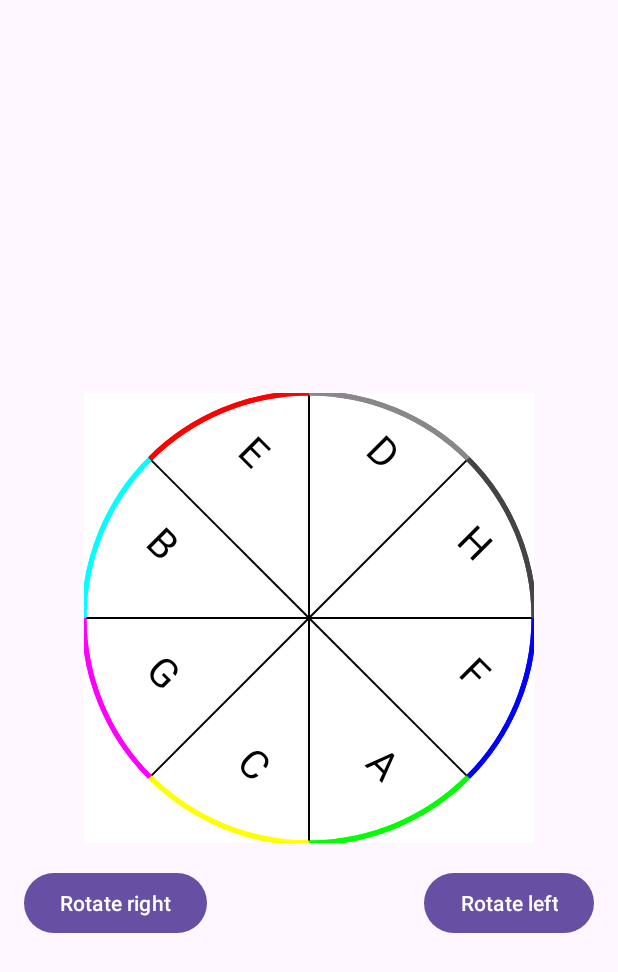
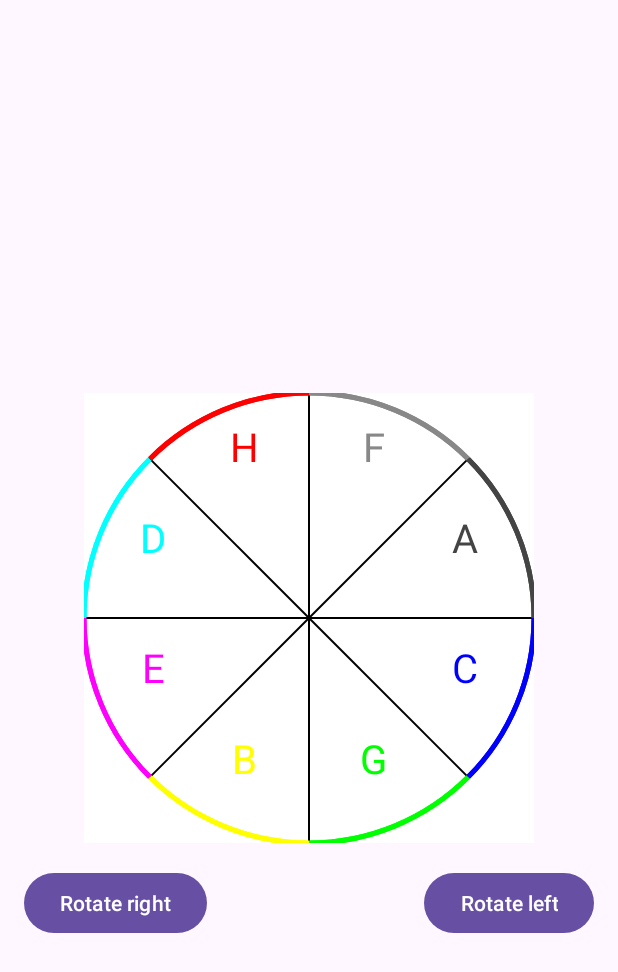
Before and after one commit to alanoudnasser/graphicalPassword, an Android app: the screen it shows after launch (MainActivity), after a tap on "Rotate right", on a phone screen of 412 x 824 dp. Shown: the top 972 px of the screen. Run offline under Robolectric (Android 15) with nearby library versions, the phone set to English and light mode, and no system bars.

Commit message:
display selected letter into text view + one color

```diff
--- a/app/src/main/java/com/example/graphpassword/MainActivity.java
+++ b/app/src/main/java/com/example/graphpassword/MainActivity.java
@@ -3,15 +3,18 @@ package com.example.graphpassword;
 import androidx.appcompat.app.AppCompatActivity;
 import android.os.Bundle;
 import android.view.View;
+import android.widget.TextView;
 
 public class MainActivity extends AppCompatActivity {
+    private TextView textView;
     private WheelView wheelView;
     @Override
     protected void onCreate(Bundle savedInstanceState) {
         super.onCreate(savedInstanceState);
         setContentView(R.layout.activity_main);
-
+        textView = findViewById(R.id.textView);
         wheelView = findViewById(R.id.wheelView);
+        wheelView.setTextView(textView); // Set the TextView in the WheelView
     }
 
     public void rotateClockwise(View view) {
--- a/app/src/main/java/com/example/graphpassword/WheelView.java
+++ b/app/src/main/java/com/example/graphpassword/WheelView.java
@@ -1,4 +1,5 @@
 package com.example.graphpassword;
+import android.animation.ValueAnimator;
 import android.content.Context;
 import android.graphics.Canvas;
 import android.graphics.Color;
@@ -8,6 +9,7 @@ import android.graphics.RectF;
 import android.util.AttributeSet;
 import android.view.MotionEvent;
 import android.view.View;
+import android.widget.TextView;
 import android.widget.Toast;
 
 import java.util.ArrayList;
@@ -38,11 +40,17 @@ public class WheelView extends View {
     private RectF sectorRect;
     private float rotationAngle;
     private int selectedSector = -1;
+    private TextView textView;
 
     public WheelView(Context context) {
         super(context);
         init();
     }
+
+    public void setTextView(TextView textView) {
+        this.textView = textView;
+    }
+
 
     public WheelView(Context context, AttributeSet attrs) {
         super(context, attrs);
@@ -97,6 +105,9 @@ public class WheelView extends View {
             int endAngle = startAngle + sweepAngle;
 
             edgePaint.setColor(SECTOR_COLORS[i % SECTOR_COLORS.length]);
+            for(int c=0;c<=8;c++) {
+
+
 
                 sectorRect.set(
                         width / 2 - radius,
@@ -104,7 +115,7 @@ public class WheelView extends View {
                         width / 2 + radius,
                         height / 2 + radius
                 );
-
+            }
             canvas.drawArc(sectorRect, startAngle, sweepAngle, false, edgePaint);
 
             linePaint.setColor(Color.BLACK);
@@ -117,13 +128,16 @@ public class WheelView extends View {
             float centerX = width / 2f;
             float centerY = height / 2f;
             float angle = (startAngle + endAngle) / 2f;
-            float x = centerX + (float) (radius * 0.75 * Math.cos(Math.toRadians(angle)));
-            float y = centerY + (float) (radius * 0.75 * Math.sin(Math.toRadians(angle)));
 
-            canvas.save();
-            canvas.rotate(rotationAngle, centerX, centerY);
+            float x = centerX + (float) (radius * 0.75 * Math.cos(Math.toRadians(angle - rotationAngle)));
+            float y = centerY + (float) (radius * 0.75 * Math.sin(Math.toRadians(angle - rotationAngle)));
+
+            // Calculate the index for the color based on the current angle and update the letter color
+            int colorIndex = (i + (NUM_SECTORS - (int)(rotationAngle / (360 / NUM_SECTORS)))) % NUM_SECTORS;
+            textPaint.setColor(SECTOR_COLORS[colorIndex % SECTOR_COLORS.length]);
+
+            // Draw the letters with updated positions and colors according to the current rotation angle
             canvas.drawText(ALPHABETS[i], x, y, textPaint);
-            canvas.restore();
 
             float lineStartX = width / 2f;
             float lineStartY = height / 2f;
@@ -144,28 +158,76 @@ public class WheelView extends View {
         }
     }
 
+
+
+    private int getTouchedSector(float x, float y) {
+        int width = getWidth();
+        int height = getHeight();
+        int radius = Math.min(width, height) / 2;
+
+        float centerX = width / 2f;
+        float centerY = height / 2f;
+
+        // Calculate the angle of the touched point with respect to the center of the wheel
+        double angle = Math.toDegrees(Math.atan2(y - centerY, x - centerX));
+        angle = (angle < 0) ? (360 + angle) : angle;
+
+        // Adjust for the current rotation angle
+        angle += rotationAngle;
+        angle = (angle < 0) ? (360 + angle) : angle;
+
+        // Calculate the selected sector based on the angle
+        int sector = (int) (angle * NUM_SECTORS / 360);
+        return sector;
+    }
+
     @Override
     public boolean onTouchEvent(MotionEvent event) {
+        if (event.getAction() == MotionEvent.ACTION_DOWN) {
             float x = event.getX();
             float y = event.getY();
 
-        switch (event.getAction()) {
-            case MotionEvent.ACTION_DOWN:
             int newlySelectedSector = getTouchedSector(x, y);
+
+//            if (newlySelectedSector != -1) {
+//                String selectedLetter = ALPHABETS[newlySelectedSector % ALPHABETS.length];
+//                int colorIndex = (newlySelectedSector + (NUM_SECTORS - (int) (rotationAngle / (360f / NUM_SECTORS)))) % NUM_SECTORS;
+//                int sectorColor = SECTOR_COLORS[colorIndex % SECTOR_COLORS.length];
+//                String colorName = getColorName(sectorColor);
+//
+//                Toast.makeText(getContext(), "Selected letter: " + selectedLetter + ", Color: " + colorName, Toast.LENGTH_SHORT).show();
+//
+//                if (textView != null) {
+//                    String currentText = textView.getText().toString();
+//                    String newText = currentText + selectedLetter;
+//
+//                    // Update the TextView on the UI thread
+//                    textView.post(() -> textView.setText(newText));
+//                }
+//
+//                return true;
+//            }
             if (newlySelectedSector != -1) {
-                    String selectedLetter = ALPHABETS[newlySelectedSector];
-                    int colorIndex = newlySelectedSector % SECTOR_COLORS.length;
-                    int sectorColor = SECTOR_COLORS[colorIndex];
+                int colorIndex = (newlySelectedSector + (NUM_SECTORS - (int) (rotationAngle / (360f / NUM_SECTORS)))) % NUM_SECTORS;
+                int sectorColor = SECTOR_COLORS[colorIndex % SECTOR_COLORS.length];
+
+                if (sectorColor == Color.BLUE) {
+
                 String colorName = getColorName(sectorColor);
+                    String selectedLetter = ALPHABETS[newlySelectedSector % ALPHABETS.length];
+                    String currentText = textView.getText().toString();
+                    String newText = currentText + selectedLetter;
                     Toast.makeText(getContext(), "Selected letter: " + selectedLetter + ", Color: " + colorName, Toast.LENGTH_SHORT).show();
+                    // Update the TextView on the UI thread
+                    textView.post(() -> textView.setText(newText));
+                }
 
+                return true;
             }
-                break;
         }
 
         return super.onTouchEvent(event);
     }
-
 
 
 
@@ -191,41 +253,33 @@ public class WheelView extends View {
         }
     }
 
-    private int getTouchedSector(float x, float y) {
-        int width = getWidth();
-        int height = getHeight();
-        int radius = Math.min(width, height) / 2;
 
-        float centerX = width / 2f;
-        float centerY = height / 2f;
-
-        // Calculate the angle based on the touch coordinates
-        double angle = Math.toDegrees(Math.atan2(y - centerY, x - centerX));
-        angle = (angle < 0) ? (360 + angle) : angle;
-
-        // Adjust for the current rotation angle
-        angle -= rotationAngle;
-        if (angle < 0) {
-            angle += 360;
-        }
-
-        // Compensate for the selected sector based on the current angle and rotation
-        int sector = (int) (angle * NUM_SECTORS / 360);
-
-        return sector;
-    }
 
 
 
 
 
     public void rotateClockwise() {
-        rotationAngle += 45;
-        invalidate();
+        ValueAnimator animator = ValueAnimator.ofFloat(rotationAngle, rotationAngle + 45);
+        animator.setDuration(500); // Set the duration of the animation in milliseconds
+
+        animator.addUpdateListener(animation -> {
+            rotationAngle = (float) animation.getAnimatedValue();
+            invalidate(); // Invalidate the view to trigger redraw
+        });
+
+        animator.start();
     }
 
     public void rotateCounterClockwise() {
-        rotationAngle -= 45;
-        invalidate();
+        ValueAnimator animator = ValueAnimator.ofFloat(rotationAngle, rotationAngle - 45);
+        animator.setDuration(500); // Set the duration of the animation in milliseconds
+
+        animator.addUpdateListener(animation -> {
+            rotationAngle = (float) animation.getAnimatedValue();
+            invalidate(); // Invalidate the view to trigger redraw
+        });
+
+        animator.start();
     }
 }
--- a/app/src/main/res/layout/activity_main.xml
+++ b/app/src/main/res/layout/activity_main.xml
@@ -14,6 +14,16 @@
         android:layout_width="300dp"
         android:layout_height="300dp"
         android:layout_centerInParent="true" />
+
+    <TextView
+        android:id="@+id/textView"
+        android:layout_width="268dp"
+        android:layout_height="46dp"
+        android:layout_alignParentBottom="true"
+        android:layout_marginEnd="-61dp"
+        android:layout_marginBottom="85dp"
+        android:layout_toStartOf="@+id/rotateCounterClockwiseButton"
+        android:textSize="24sp" />
 
     <Button
         android:id="@+id/rotateClockwiseButton"
```
Lines whose indentation alone changed are shown as unchanged.
